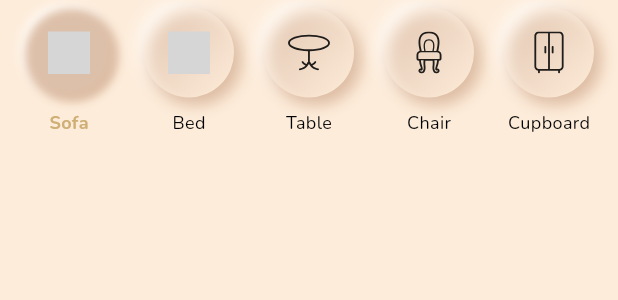
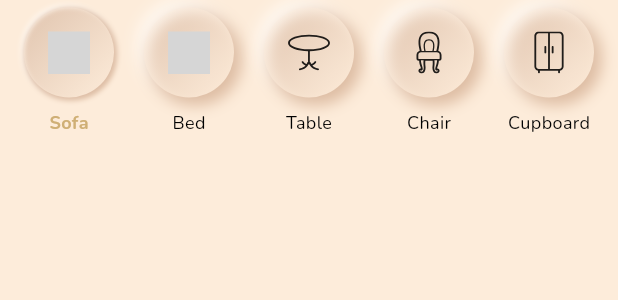
Before and after one commit to ZunairaMughal24/Antiques-Furniture, a Flutter app: the CategoryFilterChips widget shown alone on an empty page, opened directly, on a phone screen of 412 x 824 dp. Shown: the top 300 px of the screen. Run offline on Flutter 3.47's test engine with Material 3 defaults, Android fonts, the phone set to English and light mode, and no system bars; our stand-ins replace equatable, flutter_bloc, flutter_hooks, flutter_rating_bar, flutter_svg, go_router and 1 more; grey boxes are pictures that could not be loaded.

Commit message:
feat: add flutter_svg dependency and implement CategoryFilterChips widget

```diff
--- a/lib/features/home/presentation/widgets/category_chips.dart
+++ b/lib/features/home/presentation/widgets/category_chips.dart
@@ -47,10 +47,8 @@ class _CategoryFilterChipsState extends State<CategoryFilterChips> {
                 children: [
                   NeumorphicBox(
                     borderRadius: 30,
-                    depth: isSelected ? 4 : 8,
-                    color: isSelected
-                        ? AppColors.primaryColor.withOpacity(0.1)
-                        : null,
+                    depth: isSelected ? 2 : 8,
+                    color: null,
                     padding: EdgeInsets.zero,
                     child: Container(
                       width: 60,
```
